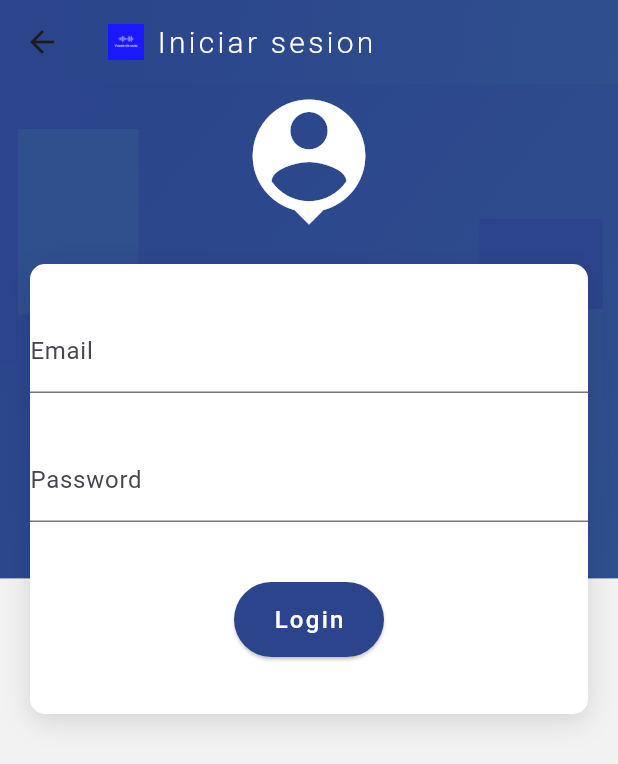
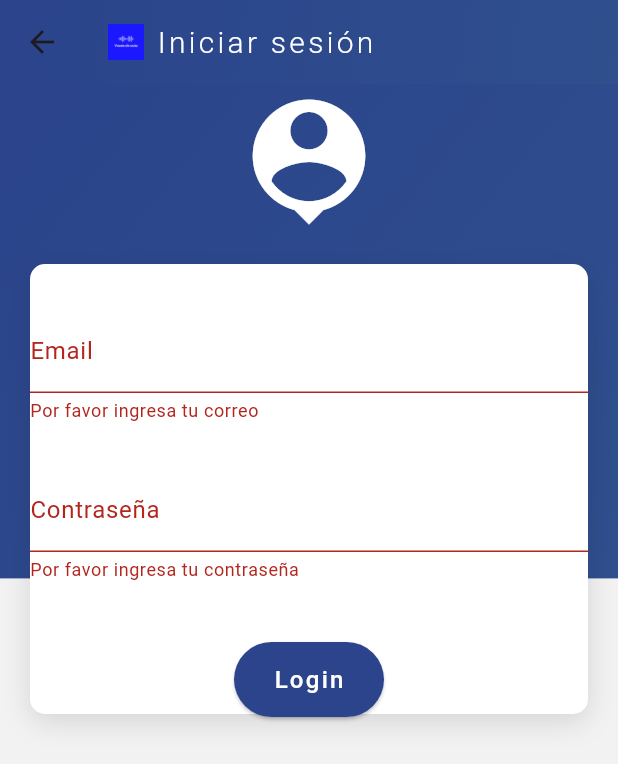
Before and after one commit to ISCOUTB/DH-VocesdelAula, a Flutter app: the LoginScreen screen opened by its route, after a tap on "Login", on a phone screen of 412 x 824 dp. Shown: the top 764 px of the screen. Run offline on Flutter 3.47's test engine with Material 3 defaults, Android fonts, the phone set to English and light mode, and no system bars.

Commit message:
La pagina de login ya te lleva a la pagina temporal pero con credenciales fijas, la pagina de register guarda las credenciales en una lista, pero estoy pensando en hacer que las guarde de forma local en el pubspec.yaml por el momento, mientras que encontramos una mejor forma de guardar las credenciales

```diff
--- a/lib/screens/login_screen.dart
+++ b/lib/screens/login_screen.dart
@@ -9,33 +9,47 @@ class LoginScreen extends StatefulWidget {
 
 class _LoginScreenState extends State<LoginScreen> {
   final _loginKey = GlobalKey<FormState>();
-
-  // ignore: unused_field
   String _email = '';
-  // ignore: unused_field
   String _password = '';
 
+  // Simulación de autenticación
+  void _login() {
+    if (_loginKey.currentState!.validate()) {
+      _loginKey.currentState!.save();
+
+      // Simulación de autenticación (puedes conectar a un backend real)
+      if (_email == 'admin@admin.com' && _password == '1234') {
+        ScaffoldMessenger.of(context).showSnackBar(
+          SnackBar(content: Text('Login exitoso')),
+        );
+
+        // Navegar a la pantalla principal
+        Navigator.pushNamed(context, '/temporal');
+      } else {
+        ScaffoldMessenger.of(context).showSnackBar(
+          SnackBar(content: Text('Correo o contraseña incorrectos')),
+        );
+      }
+    }
+  }
 
   @override
   Widget build(BuildContext context) {
     final size = MediaQuery.of(context).size;
     return Scaffold(
-
-      //|--------------AppBar--------------|
       appBar: PreferredSize(
         preferredSize: const Size.fromHeight(kToolbarHeight),
         child: Container(
           decoration: const BoxDecoration(
             gradient: LinearGradient(
-              colors: [Color(0xFF2b448c), Color(0xFF2f4f8d)], // Colores del gradiente
-              begin: Alignment.topLeft,            // Dirección de inicio del gradiente
-              end: Alignment.bottomRight,          // Dirección de fin del gradiente
+              colors: [Color(0xFF2b448c), Color(0xFF2f4f8d)],
+              begin: Alignment.topLeft,
+              end: Alignment.bottomRight,
             ),
           ),
           child: AppBar(
             title: Row(
               children: <Widget>[
-            // Logo a la izquierda
                 SizedBox(
                   width: 24,
                   height: 24,
@@ -43,17 +57,12 @@ class _LoginScreenState extends State<LoginScreen> {
                     'assets/logo_v.png',
                     fit: BoxFit.contain,
                   ),
-
                 ),
-
-
-
-            const SizedBox(width: 8), // Espacio entre el logo y el título
-            // Título
+                const SizedBox(width: 8),
                 const Text(
-              'Iniciar sesion', //
+                  'Iniciar sesión',
                   style: TextStyle(
-                fontWeight: FontWeight.w300, //
+                    fontWeight: FontWeight.w300,
                     letterSpacing: 2.2,
                     color: Colors.white,
                     fontSize: 20,
@@ -61,102 +70,27 @@ class _LoginScreenState extends State<LoginScreen> {
                 ),
               ],
             ),
-
-
-
-
-        backgroundColor: Colors.transparent, // Color de la appbar transparente para que se vea el gradiente
+            backgroundColor: Colors.transparent,
           ),
-
         ),
-
       ),
-
-
-      //|--------------Body--------------|
       body: Container(
         width: double.infinity,
         height: double.infinity,
-        decoration: const BoxDecoration(
-          color: Color(0xFFf2f2f2)
-        ),
+        decoration: const BoxDecoration(color: Color(0xFFf2f2f2)),
         child: Stack(
           children: [
-
-
-
             Container(
               width: double.infinity,
-              height: size.height*0.4,
-
+              height: size.height * 0.4,
               decoration: const BoxDecoration(
                 gradient: LinearGradient(
-                  colors: [Color(0xFF2b448c), Color(0xFF2f4f8d)], // Colores del gradiente
-                  begin: Alignment.topLeft,            // Dirección de inicio del gradiente
+                  colors: [Color(0xFF2b448c), Color(0xFF2f4f8d)],
+                  begin: Alignment.topLeft,
                   end: Alignment.bottomRight,
-
-
                 ),
               ),
-
             ),
-
-            Container(
-
-              child: Stack(
-                children: [
-                  Positioned(
-                    top: 30,
-                    left: 10,
-                    child: Container(
-                      width: size.width*0.2,
-                    height: size.height*0.15,
-                    decoration: const BoxDecoration(
-                      color: Color(0xFF2f4f8d),
-                    )),
-                  ),
-
-                  Positioned(
-                    top: 90,
-                    right: 10,
-                    child: Container(
-                      width: size.width*0.2,
-                    height: size.height*0.15,
-                    decoration: const BoxDecoration(
-                      color: Color(0xFF2b448c),
-                    )),
-                  ),
-
-                  Positioned(
-                    top: 20,
-                    right: 400,
-                    child: Container(
-                      width: size.width*0.1,
-                    height: size.height*0.2,
-                    decoration: const BoxDecoration(
-                      color: Color(0xFF2b448c),
-                    )),
-                  ),
-
-                  Positioned(
-                    top: 150,
-                    left: 340,
-                    child: Container(
-                      width: size.width*0.15,
-                    height: size.height*0.15,
-                    decoration: const BoxDecoration(
-                      color: Color(0xFF2f4f8d),
-                    )),
-                  ),
-
-
-
-
-                ],
-              ),
-
-            ),
-
             SafeArea(
               child: Container(
                 margin: const EdgeInsets.only(top: 2),
@@ -167,38 +101,28 @@ class _LoginScreenState extends State<LoginScreen> {
                   size: 100,
                 ),
               ),
-
             ),
-
             Column(
-
               crossAxisAlignment: CrossAxisAlignment.center,
-
               children: [
-
                 Align(
                   alignment: Alignment.center,
                   child: Container(
                     margin: const EdgeInsets.only(top: 120, left: 20, right: 20),
                     width: 470,
                     height: 300,
-
-
                     decoration: BoxDecoration(
                       borderRadius: BorderRadius.circular(10),
-                      color: const Color(0xFFffffff),
-
+                      color: const Color(0xFFFFFFFF),
                       boxShadow: const [
                         BoxShadow(
                           color: Colors.black12,
                           blurRadius: 15,
-                          offset: Offset(0, 5)
-                        )
-                      ]
+                          offset: Offset(0, 5),
                         ),
-
+                      ],
+                    ),
                     child: Form(
-
                       key: _loginKey,
                       child: Column(
                         children: <Widget>[
@@ -206,74 +130,82 @@ class _LoginScreenState extends State<LoginScreen> {
                           Container(
                             margin: const EdgeInsets.only(top: 30),
                             width: 400,
-                            child:
-                              TextFormField(
-
+                            child: TextFormField(
                               decoration: const InputDecoration(labelText: 'Email'),
                               validator: (value) {
                                 if (value == null || value.isEmpty) {
                                   return 'Por favor ingresa tu correo';
                                 }
-                                  return null; // Retorna null si no hay errores
-                                },
-                                onSaved: (value) {
-                                  _email = value ?? '';
-                                },
-                              ),
-
-                          ),
-                          //Password
-                          Container(
-                            margin: const EdgeInsets.only(top: 30),
-                            width: 400,
-                            child:
-                              TextFormField(
-
-                                decoration: const InputDecoration(labelText: 'Password'),
-                                validator: (value) {
-                                  if (value == null || value.isEmpty) {
-                                    return 'Por favor ingresa tu contraseña';
-                                  }
-                                  return null; // Retorna null si no hay errores
+                                return null;
                               },
                               onSaved: (value) {
                                 _email = value ?? '';
                               },
                             ),
                           ),
-
+                          // Password
+                          Container(
+                            margin: const EdgeInsets.only(top: 30),
+                            width: 400,
+                            child: TextFormField(
+                              decoration: const InputDecoration(labelText: 'Contraseña'),
+                              obscureText: true,
+                              validator: (value) {
+                                if (value == null || value.isEmpty) {
+                                  return 'Por favor ingresa tu contraseña';
+                                }
+                                return null;
+                              },
+                              onSaved: (value) {
+                                _password = value ?? '';
+                              },
+                            ),
+                          ),
                           const SizedBox(height: 40),
-                          // boton de login
+                          // Botón de login
                           SizedBox(
                             width: 100,
                             height: 50,
-                            child: ElevatedButton(onPressed: () => {},
-                            style: TextButton.styleFrom(backgroundColor: const Color(0xFF2b448c),),
-
-                            child: const Text('Login',
+                            child: ElevatedButton(
+                              onPressed: _login,
+                              style: TextButton.styleFrom(
+                                backgroundColor: const Color(0xFF2b448c),
+                              ),
+                              child: const Text(
+                                'Login',
                                 style: TextStyle(
                                   letterSpacing: 1.5,
                                   color: Colors.white,
-
-                              fontSize:16),
-                              )
+                                  fontSize: 16,
+                                ),
+                              ),
                             ),
                           ),
                         ],
                       ),
                     ),
-
-
                   ),
-                )
-
+                ),
               ],
-
             ),
-
           ],
         ),
       ),
     );
   }
 }
+
+// Pantalla principal
+class HomePage extends StatelessWidget {
+  @override
+  Widget build(BuildContext context) {
+    return Scaffold(
+      appBar: AppBar(
+        title: Text('Página Principal'),
+      ),
+      body: Center(
+        child: Text('Bienvenido a la página principal!'),
+      ),
+    );
+  }
+}
```
Also changed, not shown: lib/screens/register_screen.dart (+83 -163 lines). Lines whose indentation alone changed are shown as unchanged.
